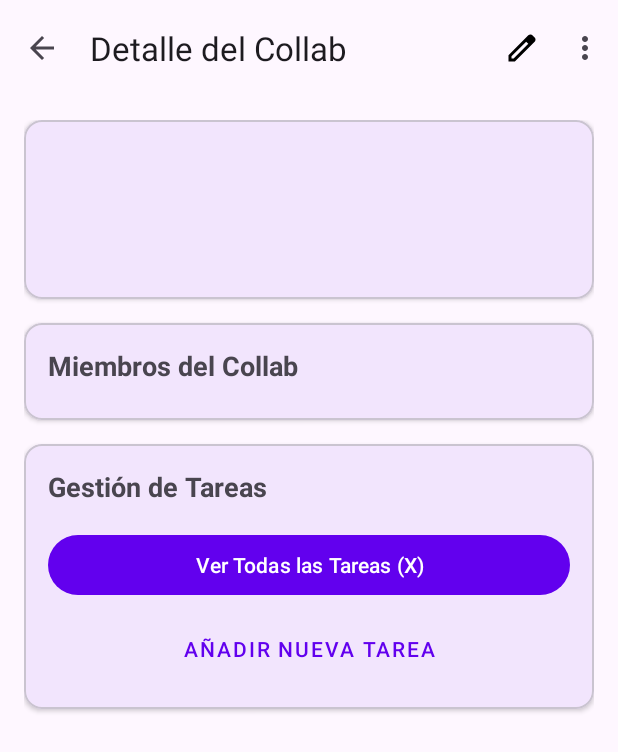
After one commit to alex-boni/PAD-2025-26-G02-CollabUp, an Android app: the fragment CollabDetailFragment shown on its own in the app's theme, on a phone screen of 412 x 824 dp. The commit adds this screen. Shown: the top 752 px of the screen. Run offline under Robolectric (Android 15) with nearby library versions, the phone set to English and light mode, and no system bars.

Commit message:
Add collab details view

```diff
--- /dev/null
+++ b/app/src/main/java/es/ucm/fdi/pad/collabup/controlador/fragmento/CollabDetailFragment.java
@@ -0,0 +1,66 @@
+package es.ucm.fdi.pad.collabup.controlador.fragmento;
+
+import android.os.Bundle;
+
+import androidx.fragment.app.Fragment;
+
+import android.view.LayoutInflater;
+import android.view.View;
+import android.view.ViewGroup;
+
+import es.ucm.fdi.pad.collabup.R;
+
+/**
+ * A simple {@link Fragment} subclass.
+ * Use the {@link CollabDetailFragment#newInstance} factory method to
+ * create an instance of this fragment.
+ */
+public class CollabDetailFragment extends Fragment {
+
+    // TODO: Rename parameter arguments, choose names that match
+    // the fragment initialization parameters, e.g. ARG_ITEM_NUMBER
+    private static final String ARG_PARAM1 = "param1";
+    private static final String ARG_PARAM2 = "param2";
+
+    // TODO: Rename and change types of parameters
+    private String mParam1;
+    private String mParam2;
+
+    public CollabDetailFragment() {
+        // Required empty public constructor
+    }
+
+    /**
+     * Use this factory method to create a new instance of
+     * this fragment using the provided parameters.
+     *
+     * @param param1 Parameter 1.
+     * @param param2 Parameter 2.
+     * @return A new instance of fragment CollabDetailFragment.
+     */
+    // TODO: Rename and change types and number of parameters
+    public static CollabDetailFragment newInstance(String param1, String param2) {
+        CollabDetailFragment fragment = new CollabDetailFragment();
+        Bundle args = new Bundle();
+        args.putString(ARG_PARAM1, param1);
+        args.putString(ARG_PARAM2, param2);
+        fragment.setArguments(args);
+        return fragment;
+    }
+
+    @Override
+    public void onCreate(Bundle savedInstanceState) {
+        super.onCreate(savedInstanceState);
+        if (getArguments() != null) {
+            mParam1 = getArguments().getString(ARG_PARAM1);
+            mParam2 = getArguments().getString(ARG_PARAM2);
+        }
+    }
+
+    @Override
+    public View onCreateView(LayoutInflater inflater, ViewGroup container,
+                             Bundle savedInstanceState) {
+        // Inflate the layout for this fragment
+        return inflater.inflate(R.layout.fragment_collab_detail, container, false);
+    }
+}
--- /dev/null
+++ b/app/src/main/res/drawable/ic_edit.xml
@@ -0,0 +1,5 @@
+<vector xmlns:android="http://schemas.android.com/apk/res/android" android:height="24dp" android:tint="#000000" android:viewportHeight="960" android:viewportWidth="960" android:width="24dp">
+
+    <path android:fillColor="@android:color/white" android:pathData="M200,760L257,760L648,369L591,312L200,703L200,760ZM120,840L120,670L648,143Q660,132 674.5,126Q689,120 705,120Q721,120 736,126Q751,132 762,144L817,200Q829,211 834.5,226Q840,241 840,256Q840,272 834.5,286.5Q829,301 817,313L290,840L120,840ZM760,256L760,256L704,200L704,200L760,256ZM619,341L591,312L591,312L648,369L648,369L619,341Z"/>
+
+</vector>
--- /dev/null
+++ b/app/src/main/res/drawable/ic_person.xml
@@ -0,0 +1,5 @@
+<vector xmlns:android="http://schemas.android.com/apk/res/android" android:height="24dp" android:tint="#000000" android:viewportHeight="960" android:viewportWidth="960" android:width="24dp">
+
+    <path android:fillColor="@android:color/white" android:pathData="M360,880L360,351Q269,327 214.5,250.5Q160,174 160,80L240,80Q240,163 293.5,221.5Q347,280 430,280L530,280Q560,280 586,291Q612,302 633,323L814,504L758,560L600,402L600,880L520,880L520,640L440,640L440,880L360,880ZM480,240Q447,240 423.5,216.5Q400,193 400,160Q400,127 423.5,103.5Q447,80 480,80Q513,80 536.5,103.5Q560,127 560,160Q560,193 536.5,216.5Q513,240 480,240Z"/>
+
+</vector>
--- /dev/null
+++ b/app/src/main/res/layout/fragment_collab_detail.xml
@@ -0,0 +1,142 @@
+<?xml version="1.0" encoding="utf-8"?>
+<LinearLayout xmlns:android="http://schemas.android.com/apk/res/android"
+    xmlns:app="http://schemas.android.com/apk/res-auto"
+    xmlns:tools="http://schemas.android.com/tools"
+    android:layout_width="match_parent"
+    android:layout_height="match_parent"
+    android:orientation="vertical"
+    tools:context=".controlador.fragmento.CollabDetailFragment">
+
+    <com.google.android.material.appbar.AppBarLayout
+        android:layout_width="match_parent"
+        android:layout_height="wrap_content">
+
+        <androidx.appcompat.widget.Toolbar
+            android:id="@+id/detailToolbar"
+            android:layout_width="match_parent"
+            android:layout_height="?attr/actionBarSize"
+            app:title="Detalle del Collab"
+            app:navigationIcon="?attr/homeAsUpIndicator"
+            app:menu="@menu/collab_datail_menu"/>
+<!--            app:popupTheme="@style/ThemeOverlay.AppCompat.Light"/>-->
+<!--            android:theme="@style/ThemeOverlay.AppCompat.Dark.ActionBar"-->
+
+
+    </com.google.android.material.appbar.AppBarLayout>
+
+    <androidx.core.widget.NestedScrollView
+        android:layout_width="match_parent"
+        android:layout_height="match_parent">
+
+        <LinearLayout
+            android:layout_width="match_parent"
+            android:layout_height="wrap_content"
+            android:orientation="vertical"
+            android:padding="16dp">
+
+            <com.google.android.material.card.MaterialCardView
+                android:layout_width="match_parent"
+                android:layout_height="wrap_content"
+                android:layout_marginBottom="16dp"
+                app:cardElevation="2dp">
+
+                <LinearLayout
+                    android:layout_width="match_parent"
+                    android:layout_height="wrap_content"
+                    android:orientation="vertical"
+                    android:padding="16dp">
+
+                    <TextView
+                        android:id="@+id/tvCollabTitle"
+                        android:layout_width="wrap_content"
+                        android:layout_height="wrap_content"
+                        android:textSize="24sp"
+                        android:textStyle="bold"
+                        android:layout_marginBottom="8dp"
+                        tools:text="Mi collab favorito"/>
+
+                    <TextView
+                        android:id="@+id/tvCollabDescription"
+                        android:layout_width="match_parent"
+                        android:layout_height="wrap_content"
+                        android:layout_marginBottom="8dp"
+                        tools:text="Vamos a crear unos tareas chulasssssss."/>
+
+                    <TextView
+                        android:id="@+id/tvCollabCreator"
+                        android:layout_width="wrap_content"
+                        android:layout_height="wrap_content"
+                        android:textSize="14sp"
+                        android:textColor="?android:attr/textColorSecondary"
+                        tools:text="Creado por: Alex B. (Tú)"/>
+                </LinearLayout>
+            </com.google.android.material.card.MaterialCardView>
+
+            <com.google.android.material.card.MaterialCardView
+                android:layout_width="match_parent"
+                android:layout_height="wrap_content"
+                android:layout_marginBottom="16dp"
+                app:cardElevation="2dp">
+
+                <LinearLayout
+                    android:layout_width="match_parent"
+                    android:layout_height="wrap_content"
+                    android:orientation="vertical"
+                    android:padding="16dp">
+
+                    <TextView
+                        android:layout_width="wrap_content"
+                        android:layout_height="wrap_content"
+                        android:text="Miembros del Collab"
+                        android:textSize="18sp"
+                        android:textStyle="bold"
+                        android:layout_marginBottom="8dp"/>
+
+                    <androidx.recyclerview.widget.RecyclerView
+                        android:id="@+id/rvMembers"
+                        android:layout_width="match_parent"
+                        android:layout_height="wrap_content"
+                        android:orientation="horizontal"
+                        app:layoutManager="androidx.recyclerview.widget.LinearLayoutManager"
+                        tools:itemCount="5"
+                        tools:listitem="@layout/item_member_circle"/> </LinearLayout>
+            </com.google.android.material.card.MaterialCardView>
+
+            <com.google.android.material.card.MaterialCardView
+                android:layout_width="match_parent"
+                android:layout_height="wrap_content"
+                android:layout_marginBottom="16dp"
+                app:cardElevation="2dp">
+
+                <LinearLayout
+                    android:layout_width="match_parent"
+                    android:layout_height="wrap_content"
+                    android:orientation="vertical"
+                    android:padding="16dp">
+
+                    <TextView
+                        android:layout_width="wrap_content"
+                        android:layout_height="wrap_content"
+                        android:text="Gestión de Tareas"
+                        android:textSize="18sp"
+                        android:textStyle="bold"
+                        android:layout_marginBottom="16dp"/>
+
+                    <Button
+                        android:id="@+id/btnViewAllTasks"
+                        android:layout_width="match_parent"
+                        android:layout_height="wrap_content"
+                        android:text="Ver Todas las Tareas (X)"
+                        android:layout_marginBottom="8dp"/> <Button
+                    android:id="@+id/btnAddTarea"
+                    android:layout_width="match_parent"
+                    android:layout_height="wrap_content"
+                    android:text="Añadir Nueva Tarea"
+                    style="@style/Widget.MaterialComponents.Button.TextButton"/>
+
+                </LinearLayout>
+            </com.google.android.material.card.MaterialCardView>
+
+        </LinearLayout>
+    </androidx.core.widget.NestedScrollView>
+</LinearLayout>
--- /dev/null
+++ b/app/src/main/res/layout/item_member_circle.xml
@@ -0,0 +1,31 @@
+<?xml version="1.0" encoding="utf-8"?>
+<LinearLayout xmlns:android="http://schemas.android.com/apk/res/android"
+    xmlns:app="http://schemas.android.com/apk/res-auto"
+    xmlns:tools="http://schemas.android.com/tools"
+    android:layout_width="wrap_content"
+    android:layout_height="wrap_content"
+    android:orientation="vertical"
+    android:gravity="center"
+    android:padding="4dp"> <androidx.cardview.widget.CardView
+    android:layout_width="56dp"
+    android:layout_height="56dp"
+    app:cardCornerRadius="28dp"
+    android:layout_marginBottom="4dp">
+
+    <ImageView
+        android:id="@+id/ivMemberImage"
+        android:layout_width="match_parent"
+        android:layout_height="match_parent"
+        android:scaleType="centerCrop"
+        android:src="@drawable/ic_person"
+        android:contentDescription="Foto de perfil del miembro"
+        tools:src="@drawable/ic_person" /> </androidx.cardview.widget.CardView>
+
+    <TextView
+        android:id="@+id/tvMemberName"
+        android:layout_width="wrap_content"
+        android:layout_height="wrap_content"
+        android:textSize="12sp"
+        android:maxLines="1"
+        android:ellipsize="end"
+        tools:text="Alex M." /> </LinearLayout>
--- /dev/null
+++ b/app/src/main/res/menu/collab_datail_menu.xml
@@ -0,0 +1,20 @@
+<?xml version="1.0" encoding="utf-8"?>
+<menu xmlns:android="http://schemas.android.com/apk/res/android"
+    xmlns:app="http://schemas.android.com/apk/res-auto">
+
+    <item
+        android:id="@+id/action_edit"
+        android:title="Editar Collab"
+        android:icon="@drawable/ic_edit"
+        app:showAsAction="ifRoom" />
+
+    <item
+        android:id="@+id/action_archive"
+        android:title="Archivar"
+        app:showAsAction="never" />
+
+    <item
+        android:id="@+id/action_exit"
+        android:title="Salir del Collab"
+        app:showAsAction="never" />
+</menu>
```
Also changed, not shown: app/src/main/res/values/strings.xml (line endings or trailing spaces).
